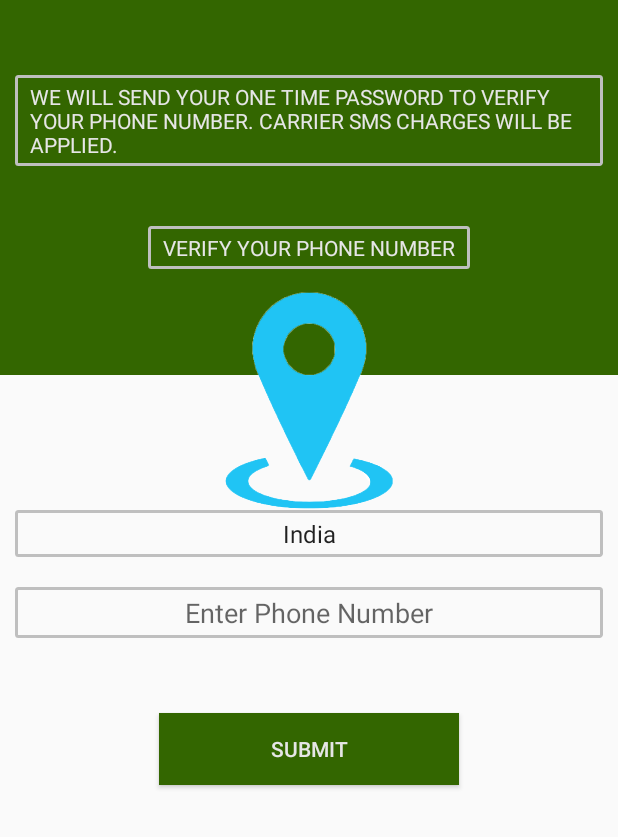
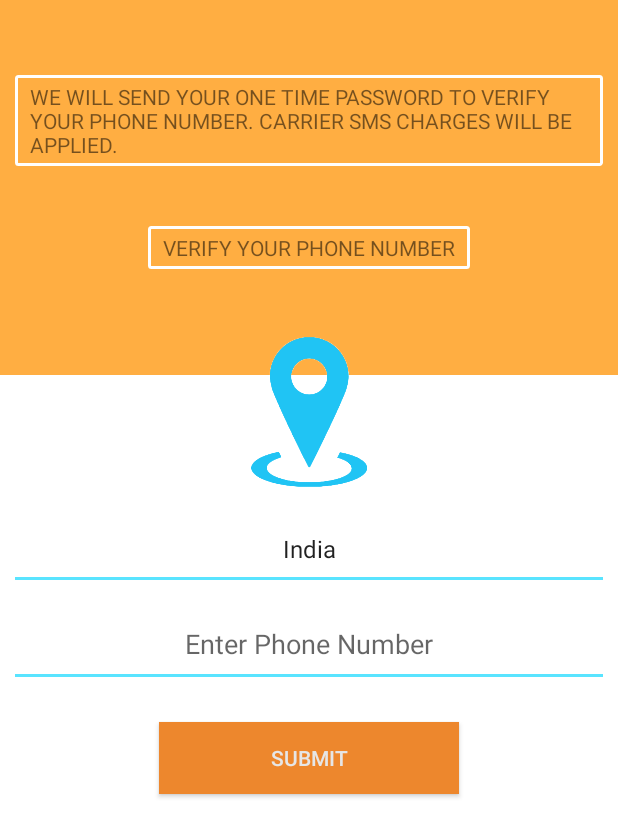
Before and after one commit to Unic-1/HereIM, an Android app: the screen it shows after launch (LoginActivity), on a phone screen of 412 x 824 dp. Shown: the top 837 px of the screen. Run offline under Robolectric (Android 15) with nearby library versions, the phone set to English and light mode, and no system bars.

Commit message:
Update: login ui updated

```diff
--- a/app/src/main/res/drawable/border_style.xml
+++ b/app/src/main/res/drawable/border_style.xml
@@ -3,7 +3,7 @@
     android:shape="rectangle">
     <stroke
         android:width="2dp"
-        android:color="#bfbfbf"
+        android:color="#ffffff"
         />
     <corners
         android:radius="1dp"
--- /dev/null
+++ b/app/src/main/res/drawable/input_border.xml
@@ -0,0 +1,13 @@
+<?xml version="1.0" encoding="utf-8"?>
+<layer-list xmlns:android="http://schemas.android.com/apk/res/android">
+<item>
+    <shape android:shape="rectangle">
+        <solid android:color="#59e4ff" />
+    </shape>
+</item>
+<item android:bottom="2dp">
+    <shape android:shape="rectangle">
+        <solid android:color="#fff" />
+    </shape>
+</item>
+</layer-list>
--- a/app/src/main/res/layout/activity_login.xml
+++ b/app/src/main/res/layout/activity_login.xml
@@ -1,87 +1,95 @@
-<RelativeLayout
+<RelativeLayout xmlns:android="http://schemas.android.com/apk/res/android"
+    android:layout_width="match_parent"
     android:layout_height="match_parent"
-    android:layout_width="match_parent"
-    xmlns:android="http://schemas.android.com/apk/res/android">
+    android:background="#fff">
 
 
+    <LinearLayout xmlns:android="http://schemas.android.com/apk/res/android"
+        android:layout_width="match_parent"
+        android:layout_height="match_parent"
+        android:orientation="vertical">
+
             <LinearLayout
-    android:layout_height="match_parent"
+                android:id="@+id/innerlinear"
                 android:layout_width="match_parent"
-    android:orientation="vertical"
-    xmlns:android="http://schemas.android.com/apk/res/android">
+                android:layout_height="250dp"
+                android:background="#ffae42"
+                android:orientation="vertical">
+
+                <TextView
+                    android:layout_width="wrap_content"
+                    android:layout_height="wrap_content"
+                    android:layout_gravity="center"
+                    android:layout_marginLeft="10dp"
+                    android:layout_marginRight="10dp"
+                    android:layout_marginTop="50dp"
+                    android:background="@drawable/border_style"
+                    android:text="WE WILL SEND YOUR ONE TIME PASSWORD TO VERIFY YOUR PHONE NUMBER. CARRIER SMS CHARGES WILL BE APPLIED."
+                     />
+
+                <TextView
+                    android:layout_width="wrap_content"
+                    android:layout_height="wrap_content"
+                    android:layout_gravity="center"
+                    android:layout_marginLeft="10dp"
+                    android:layout_marginRight="10dp"
+                    android:layout_marginTop="40dp"
+                    android:background="@drawable/border_style"
+                    android:text="VERIFY YOUR PHONE NUMBER"
+                     />
+
+            </LinearLayout>
+
+            <ImageView
+                android:layout_width="100dp"
+                android:layout_height="100dp"
+                android:layout_below="@id/innerlinear"
+                android:layout_gravity="center_horizontal"
+                android:layout_marginTop="-25dp"
+                android:src="@drawable/gjhg" />
+
         <LinearLayout
             android:layout_width="match_parent"
             android:layout_height="250dp"
-        android:orientation="vertical"
-        android:background="#336600">
-        <TextView
-            android:textColor="#e6e6e6"
-            android:layout_width="wrap_content"
+            android:orientation="vertical">
+
+            <Spinner
+                android:layout_width="match_parent"
+                android:layout_height="wrap_content"
+                android:layout_marginLeft="10dp"
+                android:layout_marginRight="10dp"
+                android:layout_marginTop="20dp"
+                android:padding="10dp"
+                android:background="@drawable/input_border"
+                android:entries="@array/Countries"
+                android:textAlignment="center" />
+
+            <EditText
+                android:layout_width="match_parent"
+                android:layout_height="wrap_content"
+                android:layout_marginLeft="10dp"
+                android:layout_marginRight="10dp"
+                android:layout_marginTop="20dp"
+                android:padding="10dp"
+                android:background="@drawable/input_border"
+                android:hint="Enter Phone Number"
+                android:inputType="number"
+                android:textAlignment="center" />
+
+            <Button
+                android:layout_width="200dp"
                 android:layout_height="wrap_content"
                 android:layout_gravity="center"
-            android:layout_marginTop="50dp"
-            android:layout_marginLeft="10dp"
-            android:layout_marginRight="10dp"
-            android:background="@drawable/border_style"
-            android:text="WE WILL SEND YOUR ONE TIME PASSWORD TO VERIFY YOUR PHONE NUMBER. CARRIER SMS CHARGES WILL BE APPLIED."/>
-
-        <TextView
-            android:textColor="#e6e6e6"
-            android:layout_width="wrap_content"
-            android:layout_height="wrap_content"
-            android:layout_gravity="center"
-            android:layout_marginTop="40dp"
-            android:layout_marginLeft="10dp"
-            android:layout_marginRight="10dp"
-            android:background="@drawable/border_style"
-            android:text="VERIFY YOUR PHONE NUMBER"/>
-
-    </LinearLayout>
-    <LinearLayout
-        android:layout_marginTop="60dp"
-        android:layout_width="match_parent"
-        android:orientation="vertical"
-        android:layout_height="250dp">
-        <Spinner
-            android:layout_marginRight="10dp"
-            android:layout_marginLeft="10dp"
-            android:entries="@array/Countries"
                 android:layout_marginTop="30dp"
-            android:textAlignment="center"
-            android:layout_width="match_parent"
-            android:background="@drawable/border_style"
-            android:layout_height="wrap_content"
-            />
-        <EditText
-            android:layout_marginLeft="10dp"
-            android:layout_marginTop="20dp"
-            android:layout_marginRight="10dp"
-            android:layout_width="match_parent"
-            android:layout_height="wrap_content"
-            android:background="@drawable/border_style"
-            android:textAlignment="center"
-            android:hint="Enter Phone Number"
-            android:inputType="number"/>
-        <Button
-            android:layout_marginTop="50dp"
-            android:layout_width="200dp"
-            android:layout_gravity="center"
-            android:layout_height="wrap_content"
-            android:background="#336600"
+                android:background="#ed872d"
                 android:text="SUBMIT"
-            android:textColor="#e6e6e6"/>
+                android:textColor="#e6e6e6" />
 
 
         </LinearLayout>
 
+
     </LinearLayout>
-    <ImageView
-        android:layout_width="wrap_content"
-        android:layout_height="wrap_content"
-        android:layout_marginTop="-20dp"
-        android:layout_marginBottom="30dp"
-        android:layout_marginLeft="150dp"
-        android:layout_marginRight="150dp"
-        android:src="@drawable/gjhg"/>
+
 
 </RelativeLayout>
```
Also changed, not shown: app/src/main/java/com/unic_1/hereim/Adapter/NotificationAdapter.java (+9 -5 lines), app/src/main/java/com/unic_1/hereim/Constants/Constant.java (+15 -0 lines), app/src/main/java/com/unic_1/hereim/LandingActivity.java (+59 -18 lines), app/src/main/java/com/unic_1/hereim/Model/Request.java (added, +50 -0 lines), app/src/main/java/com/unic_1/hereim/NotificationActivity.java (+61 -7 lines). Lines whose indentation alone changed are shown as unchanged.
